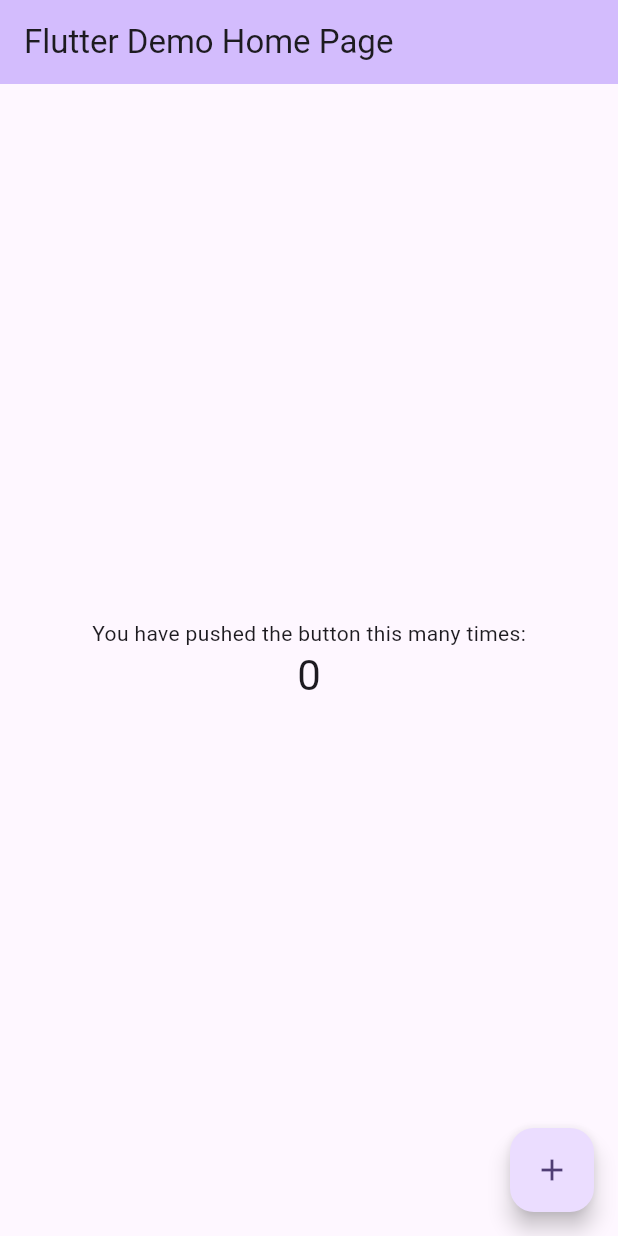
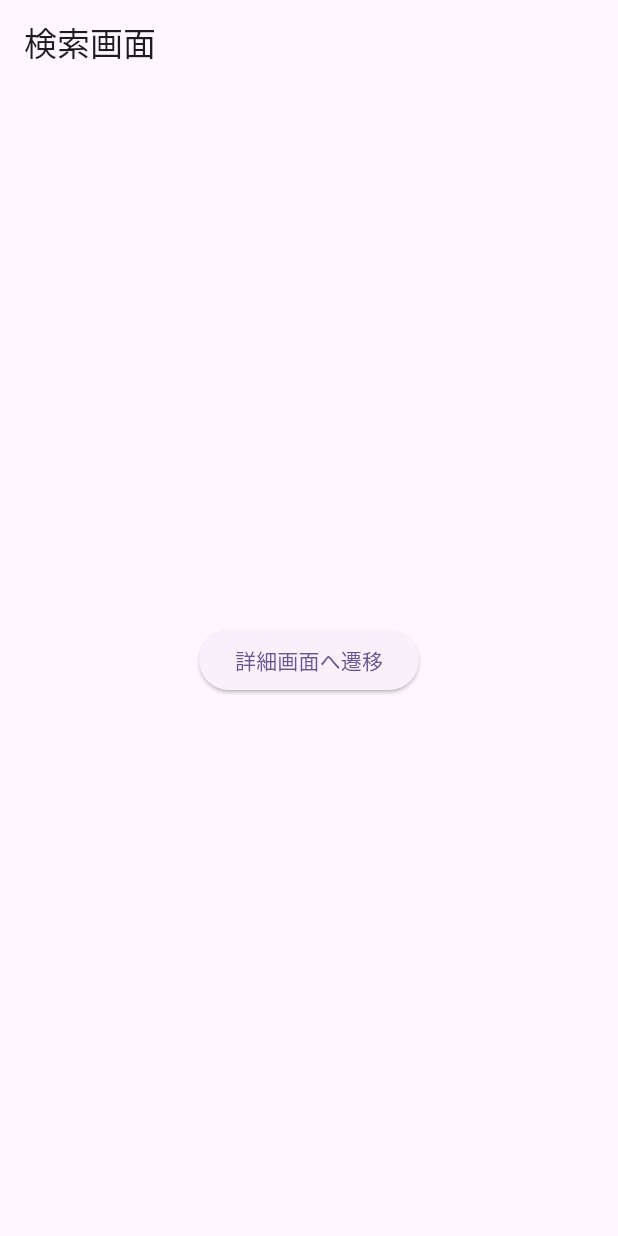
Before and after one commit to ShotaIuchi/flutter_engineer_codecheck, a Flutter app: the screen it shows after launch, on a phone screen of 412 x 824 dp. Run offline on Flutter 3.47's test engine with Material 3 defaults, Android fonts, the phone set to English and light mode, and no system bars; our stand-ins replace go_router.

Commit message:
#002 基本的な画面遷移の構築::本対応
* 画面作成
* ルーティング設定

```diff
--- a/lib/main.dart
+++ b/lib/main.dart
@@ -1,130 +1,23 @@
 import 'package:flutter/material.dart';
+import 'package:flutter_engineer_codecheck/navigation.dart';
 
 void main() {
   runApp(const MyApp());
 }
 
-/// This is the main application widget.
+/// ページエントリポイント
 class MyApp extends StatelessWidget {
-  /// This is the main application widget.
+  /// コンストラクタ
   const MyApp({super.key});
 
-  // This widget is the root of your application.
   @override
   Widget build(BuildContext context) {
-    return MaterialApp(
-      title: 'Flutter Demo',
+    return MaterialApp.router(
       theme: ThemeData(
-        // This is the theme of your application.
-        //
-        // TRY THIS: Try running your application with "flutter run". You'll see
-        // the application has a purple toolbar. Then, without quitting the app,
-        // try changing the seedColor in the colorScheme below to Colors.green
-        // and then invoke "hot reload" (save your changes or press the "hot
-        // reload" button in a Flutter-supported IDE, or press "r" if you used
-        // the command line to start the app).
-        //
-        // Notice that the counter didn't reset back to zero; the application
-        // state is not lost during the reload. To reset the state, use hot
-        // restart instead.
-        //
-        // This works for code too, not just values: Most code changes can be
-        // tested with just a hot reload.
         colorScheme: ColorScheme.fromSeed(seedColor: Colors.deepPurple),
         useMaterial3: true,
       ),
-      home: const MyHomePage(title: 'Flutter Demo Home Page'),
+      routerConfig: router,
     );
   }
 }
-
-/// This is the stateful widget that the main application instantiates.
-class MyHomePage extends StatefulWidget {
-  /// This is the stateful widget that the main application instantiates.
-  const MyHomePage({required this.title, super.key});
-
-  // This widget is the home page of your application. It is stateful, meaning
-  // that it has a State object (defined below) that contains fields that affect
-  // how it looks.
-
-  // This class is the configuration for the state. It holds the values (in this
-  // case the title) provided by the parent (in this case the App widget) and
-  // used by the build method of the State. Fields in a Widget subclass are
-  // always marked "final".
-
-  /// The title of the home page.
-  final String title;
-
-  @override
-  State<MyHomePage> createState() => _MyHomePageState();
-}
-
-class _MyHomePageState extends State<MyHomePage> {
-  int _counter = 0;
-
-  void _incrementCounter() {
-    setState(() {
-      // This call to setState tells the Flutter framework that something has
-      // changed in this State, which causes it to rerun the build method below
-      // so that the display can reflect the updated values. If we changed
-      // _counter without calling setState(), then the build method would not be
-      // called again, and so nothing would appear to happen.
-      _counter++;
-    });
-  }
-
-  @override
-  Widget build(BuildContext context) {
-    // This method is rerun every time setState is called, for instance as done
-    // by the _incrementCounter method above.
-    //
-    // The Flutter framework has been optimized to make rerunning build methods
-    // fast, so that you can just rebuild anything that needs updating rather
-    // than having to individually change instances of widgets.
-    return Scaffold(
-      appBar: AppBar(
-        // TRY THIS: Try changing the color here to a specific color (to
-        // Colors.amber, perhaps?) and trigger a hot reload to see the AppBar
-        // change color while the other colors stay the same.
-        backgroundColor: Theme.of(context).colorScheme.inversePrimary,
-        // Here we take the value from the MyHomePage object that was created by
-        // the App.build method, and use it to set our appbar title.
-        title: Text(widget.title),
-      ),
-      body: Center(
-        // Center is a layout widget. It takes a single child and positions it
-        // in the middle of the parent.
-        child: Column(
-          // Column is also a layout widget. It takes a list of children and
-          // arranges them vertically. By default, it sizes itself to fit its
-          // children horizontally, and tries to be as tall as its parent.
-          //
-          // Column has various properties to control how it sizes itself and
-          // how it positions its children. Here we use mainAxisAlignment to
-          // center the children vertically; the main axis here is the vertical
-          // axis because Columns are vertical (the cross axis would be
-          // horizontal).
-          //
-          // TRY THIS: Invoke "debug painting" (choose the "Toggle Debug Paint"
-          // action in the IDE, or press "p" in the console), to see the
-          // wireframe for each widget.
-          mainAxisAlignment: MainAxisAlignment.center,
-          children: <Widget>[
-            const Text(
-              'You have pushed the button this many times:',
-            ),
-            Text(
-              '$_counter',
-              style: Theme.of(context).textTheme.headlineMedium,
-            ),
-          ],
-        ),
-      ),
-      floatingActionButton: FloatingActionButton(
-        onPressed: _incrementCounter,
-        tooltip: 'Increment',
-        child: const Icon(Icons.add),
-      ), // This trailing comma makes auto-formatting nicer for build methods.
-    );
-  }
-}
--- /dev/null
+++ b/lib/navigation.dart
@@ -0,0 +1,66 @@
+import 'package:flutter/material.dart';
+import 'package:flutter_engineer_codecheck/ui/screen/detail/detail_screen.dart';
+import 'package:flutter_engineer_codecheck/ui/screen/search/search_screen.dart';
+import 'package:go_router/go_router.dart';
+
+/// ナビゲーションハンドラ
+abstract class NavigationHandler {
+  /// ナビゲーション
+  /// path: パス
+  void navigate(String path);
+}
+
+/// ルーティングルール
+final router = GoRouter(
+  routes: [
+    GoRoute(
+      path: '/',
+      builder: (BuildContext context, GoRouterState state) {
+        return SearchScreen(naviHandler: _PushNavigationHandler(context));
+      },
+    ),
+    GoRoute(
+      path: '/detail',
+      pageBuilder: (BuildContext context, GoRouterState state) {
+        final path = state.uri.queryParameters['path'] ?? '';
+        return CustomTransitionPage<void>(
+          key: state.pageKey,
+          child: DetailScreen(
+            naviHandler: _PushNavigationHandler(context),
+            path: path,
+          ),
+          barrierDismissible: true,
+          barrierColor: Colors.transparent,
+          opaque: false,
+          transitionDuration: Duration.zero,
+          transitionsBuilder: (_, __, ___, Widget child) => child,
+        );
+      },
+    ),
+  ],
+);
+
+// ※ 画面置換の場合は、以下のコードを使用する
+// /// ナビゲーションハンドラ(画面置換)
+// class _GoNavigationHandler implements NavigationHandler {
+//   _GoNavigationHandler(this.context);
+
+//   final BuildContext context;
+
+//   @override
+//   void navigate(String path) {
+//     context.go(path);
+//   }
+// }
+
+/// ナビゲーションハンドラ(画面遷移)
+class _PushNavigationHandler implements NavigationHandler {
+  _PushNavigationHandler(this.context);
+
+  final BuildContext context;
+
+  @override
+  void navigate(String path) {
+    context.push(path);
+  }
+}
--- /dev/null
+++ b/lib/ui/screen/search/search_screen.dart
@@ -0,0 +1,26 @@
+import 'package:flutter/material.dart';
+import 'package:flutter_engineer_codecheck/navigation.dart';
+
+/// 検索画面
+class SearchScreen extends StatelessWidget {
+  /// コンストラクタ
+  /// naviHandler: ナビゲーションハンドラ
+  /// key: キー
+  const SearchScreen({required this.naviHandler, super.key});
+
+  /// ナビゲーション
+  final NavigationHandler naviHandler;
+
+  @override
+  Widget build(BuildContext context) {
+    return Scaffold(
+      appBar: AppBar(title: const Text('検索画面')),
+      body: Center(
+        child: ElevatedButton(
+          onPressed: () => naviHandler.navigate('/detail'),
+          child: const Text('詳細画面へ遷移'),
+        ),
+      ),
+    );
+  }
+}
```
Also changed, not shown: lib/ui/screen/detail/detail_screen.dart (added, +47 -0 lines).
